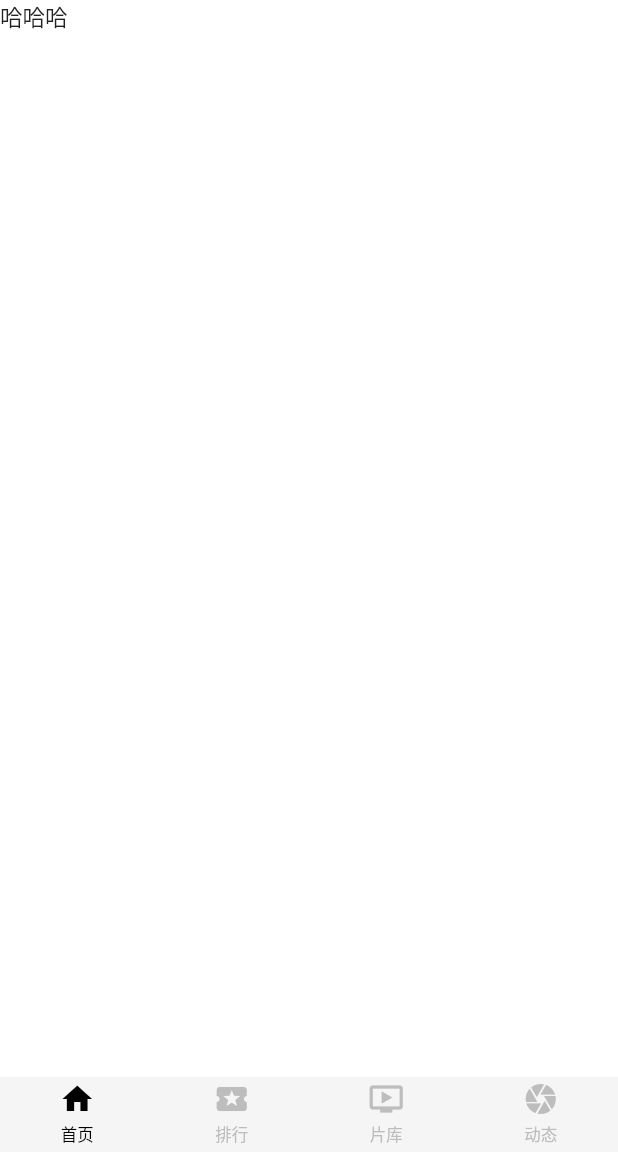
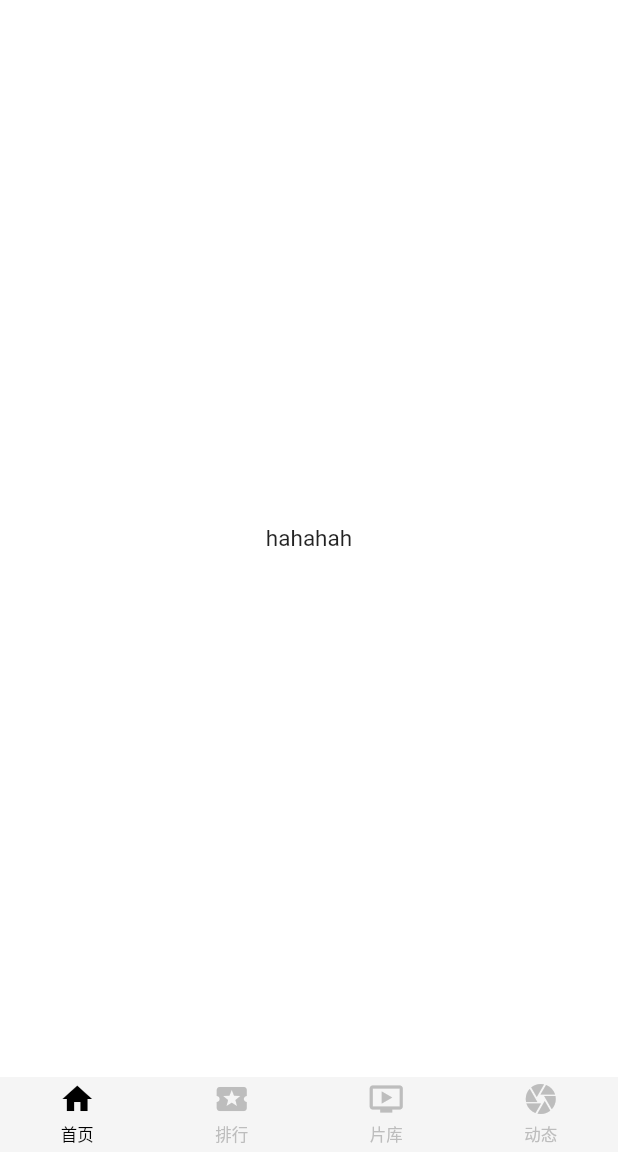
Before and after one commit to iwenchao/flutter_yyts, a Flutter app: the screen it shows after launch, on a phone screen of 412 x 824 dp, the part 84-1236 px from its top. Run offline on Flutter 3.47's test engine with Material 2 defaults, Android fonts, the phone set to English and light mode, and no system bars; our stand-ins replace flutter_redux, redux.

Commit message:
flutter是真的挺好

```diff
--- a/lib/pages/home_page.dart
+++ b/lib/pages/home_page.dart
@@ -44,6 +44,8 @@ class _HomePageState extends State<HomePage> {
             )
           ],
         ),
-        body: new Text("哈哈哈"));
+        body: Center(
+          child: Text("hahahah"),
+        ));
   }
 }
```
